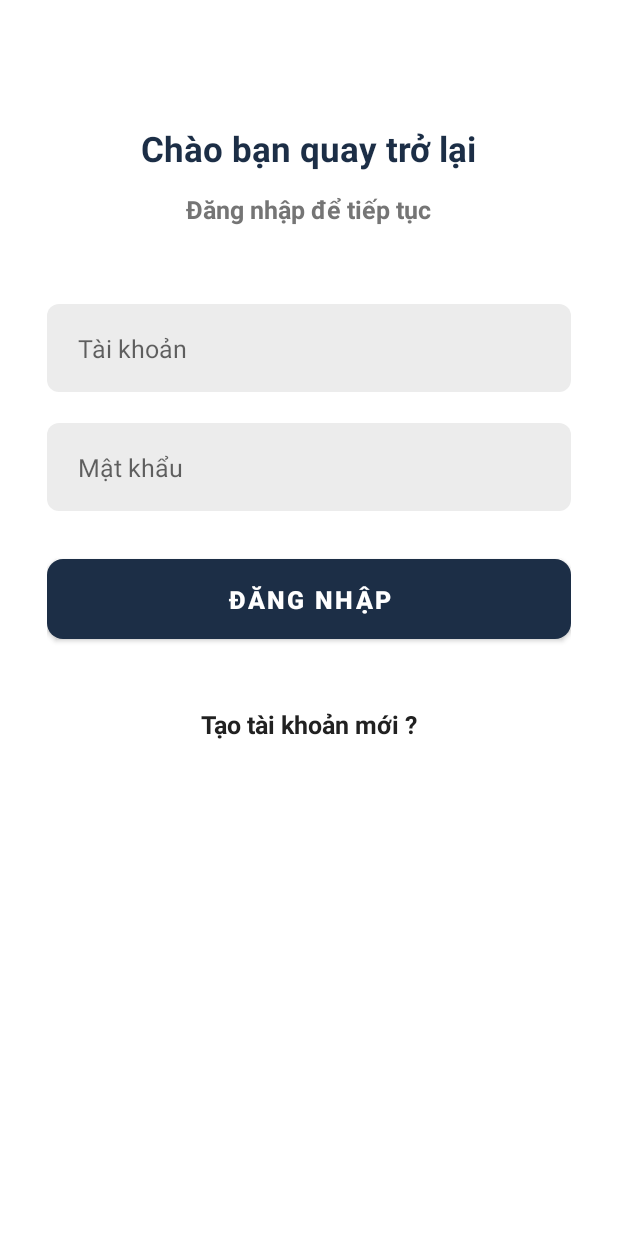
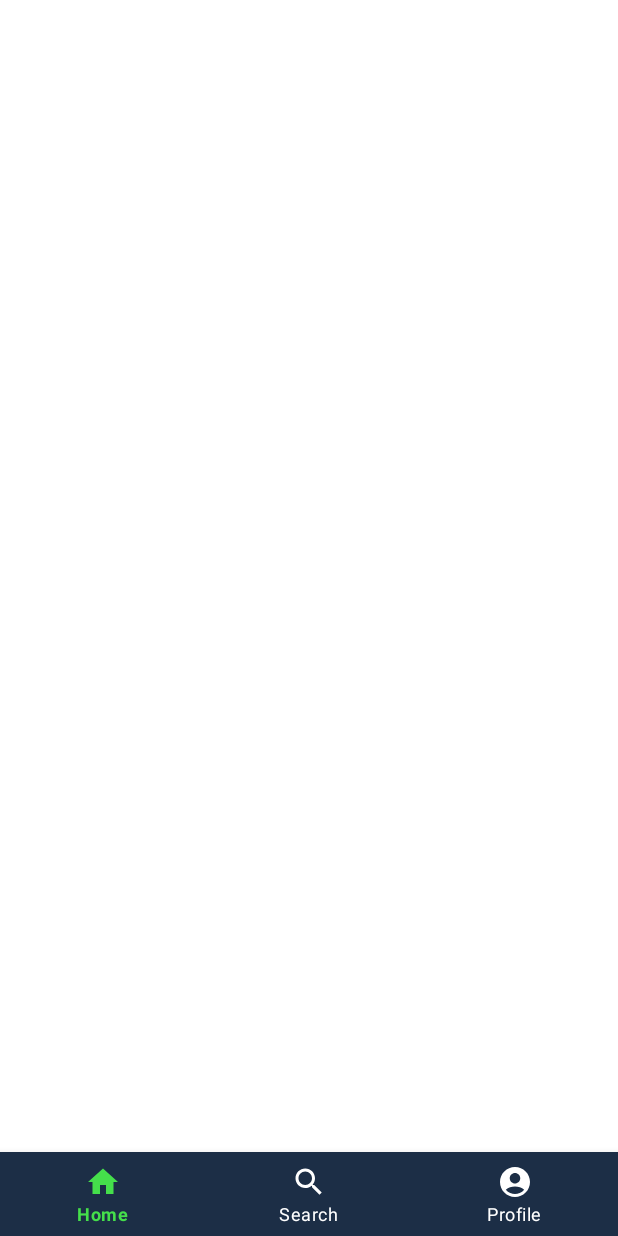
Before and after one commit to dinhtam1/BKZola, an Android app: the screen it shows after launch (SignInActivity before the commit, MainActivity after it), on a phone screen of 412 x 824 dp. Run offline under Robolectric (Android 15) with nearby library versions, the phone set to English and light mode, and no system bars.

Commit message:
add MainActivity : bottom navigation

```diff
--- a/app/src/main/java/com/example/bkzola/MainActivity.java
+++ b/app/src/main/java/com/example/bkzola/MainActivity.java
@@ -12,4 +12,3 @@ public class MainActivity extends AppCompatActivity {
         setContentView(R.layout.activity_main);
     }
 }
-//comment
--- /dev/null
+++ b/app/src/main/java/com/example/bkzola/MyApplication.java
@@ -0,0 +1,34 @@
+package com.example.bkzola;
+
+import android.app.Application;
+import android.app.NotificationChannel;
+import android.app.NotificationManager;
+import android.os.Build;
+
+public class MyApplication extends Application {
+
+    public static final String CHANNEL_ID = "Channel_1";
+    public static final String CHANNEL_ID_2 = "Channel_2";
+
+    @Override
+    public void onCreate() {
+        super.onCreate();
+        createNotificationChannel();
+    }
+
+    private void createNotificationChannel() {
+        // Create the NotificationChannel, but only on API 26+ because
+        // the NotificationChannel class is new and not in the support library
+        if (Build.VERSION.SDK_INT >= Build.VERSION_CODES.O) {
+            CharSequence name = getString(R.string.channel_name);
+            String description = getString(R.string.channel_description);
+            int importance = NotificationManager.IMPORTANCE_DEFAULT;
+            NotificationChannel channel = new NotificationChannel(CHANNEL_ID, name, importance);
+            channel.setDescription(description);
+            // Register the channel with the system; you can't change the importance
+            // or other notification behaviors after this
+            NotificationManager notificationManager = getSystemService(NotificationManager.class);
+            notificationManager.createNotificationChannel(channel);
+        }
+    }
+}
--- /dev/null
+++ b/app/src/main/res/color/custom_color_bottom_nav.xml
@@ -0,0 +1,8 @@
+<?xml version="1.0" encoding="utf-8"?>
+<selector xmlns:android="http://schemas.android.com/apk/res/android">
+
+
+
+    <item android:color="@color/white" android:state_checked="false"/>
+    <item android:color="@color/green" android:state_checked="true"/>
+</selector>
--- /dev/null
+++ b/app/src/main/res/drawable/ic_account.xml
@@ -0,0 +1,5 @@
+<vector android:height="24dp" android:tint="#000000"
+    android:viewportHeight="24" android:viewportWidth="24"
+    android:width="24dp" xmlns:android="http://schemas.android.com/apk/res/android">
+    <path android:fillColor="@android:color/white" android:pathData="M12,2C6.48,2 2,6.48 2,12s4.48,10 10,10s10,-4.48 10,-10S17.52,2 12,2zM12,6c1.93,0 3.5,1.57 3.5,3.5S13.93,13 12,13s-3.5,-1.57 -3.5,-3.5S10.07,6 12,6zM12,20c-2.03,0 -4.43,-0.82 -6.14,-2.88C7.55,15.8 9.68,15 12,15s4.45,0.8 6.14,2.12C16.43,19.18 14.03,20 12,20z"/>
+</vector>
--- /dev/null
+++ b/app/src/main/res/drawable/ic_home.xml
@@ -0,0 +1,5 @@
+<vector android:height="24dp" android:tint="#000000"
+    android:viewportHeight="24" android:viewportWidth="24"
+    android:width="24dp" xmlns:android="http://schemas.android.com/apk/res/android">
+    <path android:fillColor="@android:color/white" android:pathData="M10,20v-6h4v6h5v-8h3L12,3 2,12h3v8z"/>
+</vector>
--- /dev/null
+++ b/app/src/main/res/drawable/ic_search.xml
@@ -0,0 +1,5 @@
+<vector android:height="24dp" android:tint="#000000"
+    android:viewportHeight="24" android:viewportWidth="24"
+    android:width="24dp" xmlns:android="http://schemas.android.com/apk/res/android">
+    <path android:fillColor="@android:color/white" android:pathData="M15.5,14h-0.79l-0.28,-0.27C15.41,12.59 16,11.11 16,9.5 16,5.91 13.09,3 9.5,3S3,5.91 3,9.5 5.91,16 9.5,16c1.61,0 3.09,-0.59 4.23,-1.57l0.27,0.28v0.79l5,4.99L20.49,19l-4.99,-5zM9.5,14C7.01,14 5,11.99 5,9.5S7.01,5 9.5,5 14,7.01 14,9.5 11.99,14 9.5,14z"/>
+</vector>
--- a/app/src/main/res/layout/activity_main.xml
+++ b/app/src/main/res/layout/activity_main.xml
@@ -1,5 +1,5 @@
 <?xml version="1.0" encoding="utf-8"?>
-<LinearLayout xmlns:android="http://schemas.android.com/apk/res/android"
+<RelativeLayout xmlns:android="http://schemas.android.com/apk/res/android"
     xmlns:app="http://schemas.android.com/apk/res-auto"
     xmlns:tools="http://schemas.android.com/tools"
     android:orientation="horizontal"
@@ -7,21 +7,19 @@
     android:layout_height="match_parent"
     tools:context=".MainActivity">
 
-    <Button
-        android:text="Tam "
-        android:layout_width="wrap_content"
-        android:layout_height="wrap_content"/>
-    <TextView
-        android:layout_width="wrap_content"
+
+    <androidx.viewpager2.widget.ViewPager2
+        android:id="@+id/view_pager_2"
+        android:layout_width="match_parent"
+        android:layout_height="match_parent"
+        android:layout_above="@+id/bottom_navigation"/>
+    <com.google.android.material.bottomnavigation.BottomNavigationView
+        android:id="@+id/bottom_navigation"
+        android:layout_width="match_parent"
         android:layout_height="wrap_content"
-        android:text="Hello World!"
-        app:layout_constraintBottom_toBottomOf="parent"
-        app:layout_constraintEnd_toEndOf="parent"
-        app:layout_constraintStart_toStartOf="parent"
-        app:layout_constraintTop_toTopOf="parent" />
-    <Button
-        android:layout_width="wrap_content"
-        android:layout_height="wrap_content"
-        android:text="Tran Van Huu"/>
-
-</LinearLayout>
+        android:background="@color/primary"
+        app:itemIconTint="@color/custom_color_bottom_nav"
+        app:itemTextColor="@color/custom_color_bottom_nav"
+        android:layout_alignParentBottom="true"
+        app:menu="@menu/menu_bottom_navigation"/>
+</RelativeLayout>
--- /dev/null
+++ b/app/src/main/res/menu/menu_bottom_navigation.xml
@@ -0,0 +1,16 @@
+<?xml version="1.0" encoding="utf-8"?>
+<menu xmlns:android="http://schemas.android.com/apk/res/android">
+
+    <item android:id="@+id/bottom_home"
+        android:title="@string/bottom_home"
+        android:icon="@drawable/ic_home"/>
+
+
+    <item android:id="@+id/bottom_search"
+        android:title="@string/bottom_search"
+        android:icon="@drawable/ic_search"/>
+
+    <item android:id="@+id/bottom_profile"
+        android:title="@string/bottom_profile"
+        android:icon="@drawable/ic_account"/>
+</menu>
--- a/app/src/main/res/values/colors.xml
+++ b/app/src/main/res/values/colors.xml
@@ -8,5 +8,6 @@
     <color name="input_background">#ECECEC</color>
     <color name="icon_background">#20FFFFFF</color>
     <color name="error">#B00020</color>
+    <color name="green">#45DF4B</color>
     <color name="received_message_background">#090D16</color>
 </resources>
--- a/app/src/main/res/values/strings.xml
+++ b/app/src/main/res/values/strings.xml
@@ -13,4 +13,10 @@
     <string name="ho_va_ten">Họ và tên</string>
     <string name="xac_nhan_mat_khau">Xác nhận mật khẩu</string>
     <string name="dang_ky">Đăng ký</string>
+    <string name="channel_name">Notifycation</string>
+    <string name="channel_description">This is Notifycation</string>
+    <string name="bottom_home">Home</string>
+    <string name="bottom_search">Search</string>
+    <string name="bottom_profile">Profile</string>
+
 </resources>
```
Also changed, not shown: app/src/main/AndroidManifest.xml (+5 -3 lines), app/src/main/java/com/example/bkzola/firebase/MessagingService.java (+39 -5 lines).
